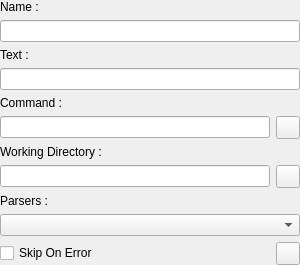
Old version of the form v2/branches/dev/monkey/src/consolemanager/CommandEditor.ui in the repository testmana2/mks.
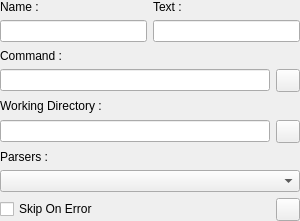
New version of the form. Icons and pictures are not drawn. Custom widgets are drawn as their Qt base class.

Commit message: Small ui update to get less space vertically.

```diff
--- a/v2/branches/dev/monkey/src/consolemanager/CommandEditor.ui
+++ b/v2/branches/dev/monkey/src/consolemanager/CommandEditor.ui
@@ -7,14 +7,38 @@
     <x>0</x>
     <y>0</y>
     <width>300</width>
-    <height>265</height>
+    <height>221</height>
    </rect>
   </property>
+  <layout class="QGridLayout" name="gridLayout_2">
+   <property name="margin">
+    <number>0</number>
+   </property>
+   <property name="spacing">
+    <number>6</number>
+   </property>
+   <item row="0" column="0" colspan="2">
   <layout class="QGridLayout" name="gridLayout">
    <property name="margin">
     <number>0</number>
    </property>
-   <item row="3" column="0" colspan="2">
+     <property name="spacing">
+      <number>6</number>
+     </property>
+     <item row="0" column="0">
+      <widget class="QLabel" name="lName">
+       <property name="sizePolicy">
+        <sizepolicy hsizetype="Preferred" vsizetype="Maximum">
+         <horstretch>0</horstretch>
+         <verstretch>0</verstretch>
+        </sizepolicy>
+       </property>
+       <property name="text">
+        <string>Name :</string>
+       </property>
+      </widget>
+     </item>
+     <item row="0" column="1">
     <widget class="QLabel" name="lText">
      <property name="sizePolicy">
       <sizepolicy hsizetype="Preferred" vsizetype="Maximum">
@@ -27,10 +51,19 @@
      </property>
     </widget>
    </item>
-   <item row="4" column="0" colspan="2">
+     <item row="1" column="0">
+      <widget class="QLineEdit" name="leName">
+       <property name="toolTip">
+        <string>This field is required and should be unique (considere it an uuid)</string>
+       </property>
+      </widget>
+     </item>
+     <item row="1" column="1">
     <widget class="QLineEdit" name="leText"/>
    </item>
-   <item row="5" column="0" colspan="2">
+    </layout>
+   </item>
+   <item row="1" column="0" colspan="2">
     <widget class="QLabel" name="lCommand">
      <property name="sizePolicy">
       <sizepolicy hsizetype="Expanding" vsizetype="Preferred">
@@ -43,10 +76,10 @@
      </property>
     </widget>
    </item>
-   <item row="6" column="0">
+   <item row="2" column="0">
     <widget class="QLineEdit" name="leCommand"/>
    </item>
-   <item row="6" column="1">
+   <item row="2" column="1">
     <widget class="QToolButton" name="tbCommand">
      <property name="icon">
       <iconset resource="../resources/resources.qrc">
@@ -54,7 +87,7 @@
      </property>
     </widget>
    </item>
-   <item row="7" column="0" colspan="2">
+   <item row="3" column="0" colspan="2">
     <widget class="QLabel" name="lWorkDir">
      <property name="sizePolicy">
       <sizepolicy hsizetype="Expanding" vsizetype="Preferred">
@@ -67,10 +100,10 @@
      </property>
     </widget>
    </item>
-   <item row="8" column="0">
+   <item row="4" column="0">
     <widget class="QLineEdit" name="leWorkDir"/>
    </item>
-   <item row="8" column="1">
+   <item row="4" column="1">
     <widget class="QToolButton" name="tbWorkDir">
      <property name="icon">
       <iconset resource="../resources/resources.qrc">
@@ -78,7 +111,7 @@
      </property>
     </widget>
    </item>
-   <item row="9" column="0" colspan="2">
+   <item row="5" column="0" colspan="2">
     <widget class="QLabel" name="lParsers">
      <property name="sizePolicy">
       <sizepolicy hsizetype="Expanding" vsizetype="Preferred">
@@ -91,10 +124,10 @@
      </property>
     </widget>
    </item>
-   <item row="10" column="0" colspan="2">
+   <item row="6" column="0" colspan="2">
     <widget class="pCheckComboBox" name="ccParsers"/>
    </item>
-   <item row="11" column="0">
+   <item row="7" column="0">
     <widget class="QCheckBox" name="cbSkipOnError">
      <property name="sizePolicy">
       <sizepolicy hsizetype="Expanding" vsizetype="Fixed">
@@ -107,7 +140,7 @@
      </property>
     </widget>
    </item>
-   <item row="11" column="1">
+   <item row="7" column="1">
     <widget class="QToolButton" name="tbHelp">
      <property name="icon">
       <iconset resource="../resources/resources.qrc">
@@ -115,22 +148,6 @@
      </property>
     </widget>
    </item>
-   <item row="1" column="0" colspan="2">
-    <widget class="QLineEdit" name="leName"/>
-   </item>
-   <item row="0" column="0" colspan="2">
-    <widget class="QLabel" name="lName">
-     <property name="sizePolicy">
-      <sizepolicy hsizetype="Preferred" vsizetype="Maximum">
-       <horstretch>0</horstretch>
-       <verstretch>0</verstretch>
-      </sizepolicy>
-     </property>
-     <property name="text">
-      <string>Name :</string>
-     </property>
-    </widget>
-   </item>
   </layout>
  </widget>
  <customwidgets>
```
Lines whose indentation alone changed are shown as unchanged.
